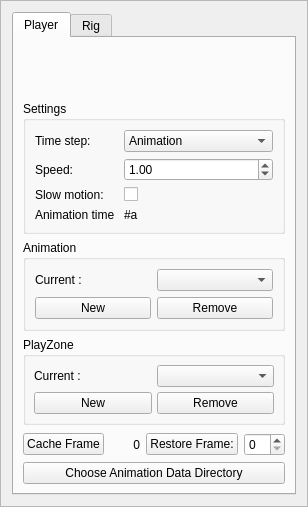
hoshiryu/Radium-Engine, file Plugins/Animation/src/UI/AnimationUI.ui: the form before one commit.
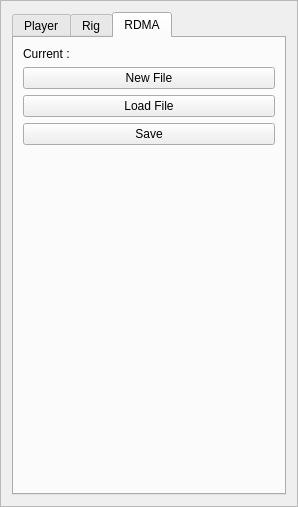
The form after the commit. Icons and pictures are not drawn.

Commit message: adding rdma component

```diff
--- a/Plugins/Animation/src/UI/AnimationUI.ui
+++ b/Plugins/Animation/src/UI/AnimationUI.ui
@@ -6,8 +6,8 @@
    <rect>
     <x>0</x>
     <y>0</y>
-    <width>299</width>
-    <height>493</height>
+    <width>289</width>
+    <height>501</height>
    </rect>
   </property>
   <property name="windowTitle">
@@ -19,14 +19,14 @@
   <property name="frameShadow">
    <enum>QFrame::Raised</enum>
   </property>
-  <layout class="QVBoxLayout" name="verticalLayout_2">
+  <layout class="QVBoxLayout" name="verticalLayout_3">
    <item>
     <widget class="QTabWidget" name="tabWidget">
      <property name="enabled">
       <bool>true</bool>
      </property>
      <property name="currentIndex">
-      <number>0</number>
+      <number>2</number>
      </property>
      <property name="tabsClosable">
       <bool>false</bool>
@@ -268,7 +268,10 @@
         </widget>
        </item>
        <item>
-        <widget class="QGroupBox" name="groupBox_3">
+        <widget class="QGroupBox" name="groupBox_animation">
+         <property name="enabled">
+          <bool>false</bool>
+         </property>
          <property name="title">
           <string>Animation</string>
          </property>
@@ -301,7 +304,10 @@
         </widget>
        </item>
        <item>
-        <widget class="QGroupBox" name="groupBox_2">
+        <widget class="QGroupBox" name="groupBox_playZone">
+         <property name="enabled">
+          <bool>false</bool>
+         </property>
          <property name="title">
           <string>PlayZone</string>
          </property>
@@ -377,7 +383,7 @@
           <widget class="QLabel" name="m_currentFrame">
            <property name="minimumSize">
             <size>
-             <width>30</width>
+             <width>20</width>
              <height>0</height>
             </size>
            </property>
@@ -506,6 +512,71 @@
        </item>
       </layout>
      </widget>
+     <widget class="QWidget" name="tab_RDMA">
+      <attribute name="title">
+       <string>RDMA</string>
+      </attribute>
+      <layout class="QVBoxLayout" name="verticalLayout_2">
+       <item>
+        <layout class="QHBoxLayout" name="horizontalLayout_4">
+         <item>
+          <widget class="QLabel" name="label_8">
+           <property name="text">
+            <string>Current :</string>
+           </property>
+           <property name="alignment">
+            <set>Qt::AlignLeading|Qt::AlignLeft|Qt::AlignVCenter</set>
+           </property>
+          </widget>
+         </item>
+         <item>
+          <widget class="QLabel" name="label_currentRDMA">
+           <property name="text">
+            <string/>
+           </property>
+           <property name="alignment">
+            <set>Qt::AlignRight|Qt::AlignTrailing|Qt::AlignVCenter</set>
+           </property>
+          </widget>
+         </item>
+        </layout>
+       </item>
+       <item>
+        <widget class="QPushButton" name="pushButton_newRdmaFile">
+         <property name="text">
+          <string>New File</string>
+         </property>
+        </widget>
+       </item>
+       <item>
+        <widget class="QPushButton" name="pushButton_loadRdmaFile">
+         <property name="text">
+          <string>Load File</string>
+         </property>
+        </widget>
+       </item>
+       <item>
+        <widget class="QPushButton" name="pushButton_saveRdma">
+         <property name="text">
+          <string>Save</string>
+         </property>
+        </widget>
+       </item>
+       <item>
+        <spacer name="verticalSpacer_3">
+         <property name="orientation">
+          <enum>Qt::Vertical</enum>
+         </property>
+         <property name="sizeHint" stdset="0">
+          <size>
+           <width>20</width>
+           <height>40</height>
+          </size>
+         </property>
+        </spacer>
+       </item>
+      </layout>
+     </widget>
     </widget>
    </item>
   </layout>
```
Left out of the diff: 34 changed lines with no effect on the pictures. The commit also changes 2 other files.
